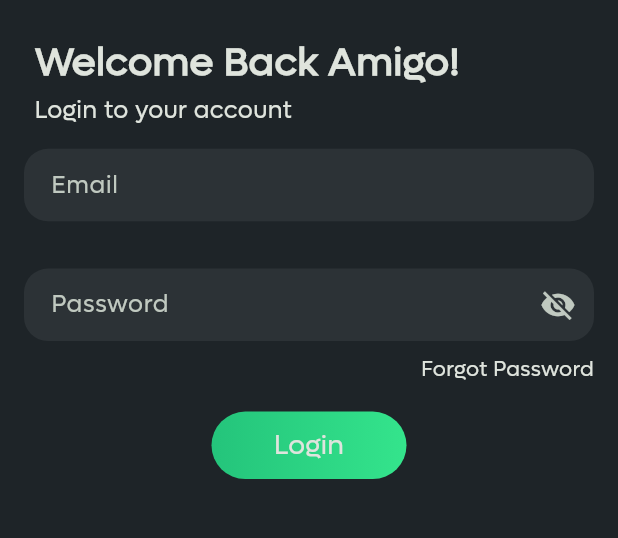
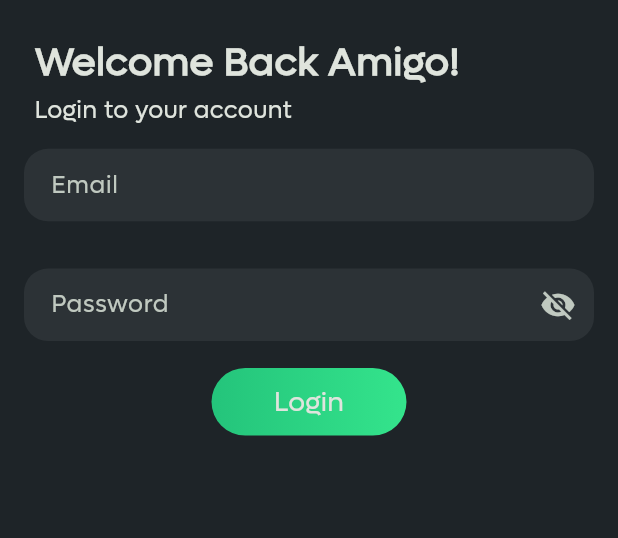
Before and after one commit to ZaynMeledath/turningpoint_tms, a Flutter app: the screen it shows after launch, on a phone screen of 412 x 824 dp, the part 353-891 px from its top. Run offline on Flutter 3.47's test engine with Material 3 defaults, Android fonts, the phone set to English and light mode, and no system bars; drawn by our look-alikes of flutter_animate; our stand-ins replace animated_bottom_navigation_bar, awesome_notifications, cached_network_image, file_picker, firebase_core, firebase_messaging and 13 more; missing offline and left inert: record; accounts and stored records are empty; project files that could hold a hidden picture were left out.

Commit message:
Removed forgot password option

```diff
--- a/lib/view/login/login_screen.dart
+++ b/lib/view/login/login_screen.dart
@@ -118,13 +118,13 @@ class _LoginScreenState extends State<LoginScreen> {
                           delay: const Duration(milliseconds: 150),
                           curve: Curves.fastLinearToSlowEaseIn,
                         ),
-                    SizedBox(height: 10.h),
-                    Align(
-                      alignment: Alignment.centerRight,
-                      child: GestureDetector(
-                        child: const Text('Forgot Password'),
-                      ),
-                    ),
+                    // SizedBox(height: 10.h),
+                    // Align(
+                    //   alignment: Alignment.centerRight,
+                    //   child: GestureDetector(
+                    //     child: const Text('Forgot Password'),
+                    //   ),
+                    // ),
                     SizedBox(height: 20.h),
                     Obx(
                       () => GestureDetector(
```
